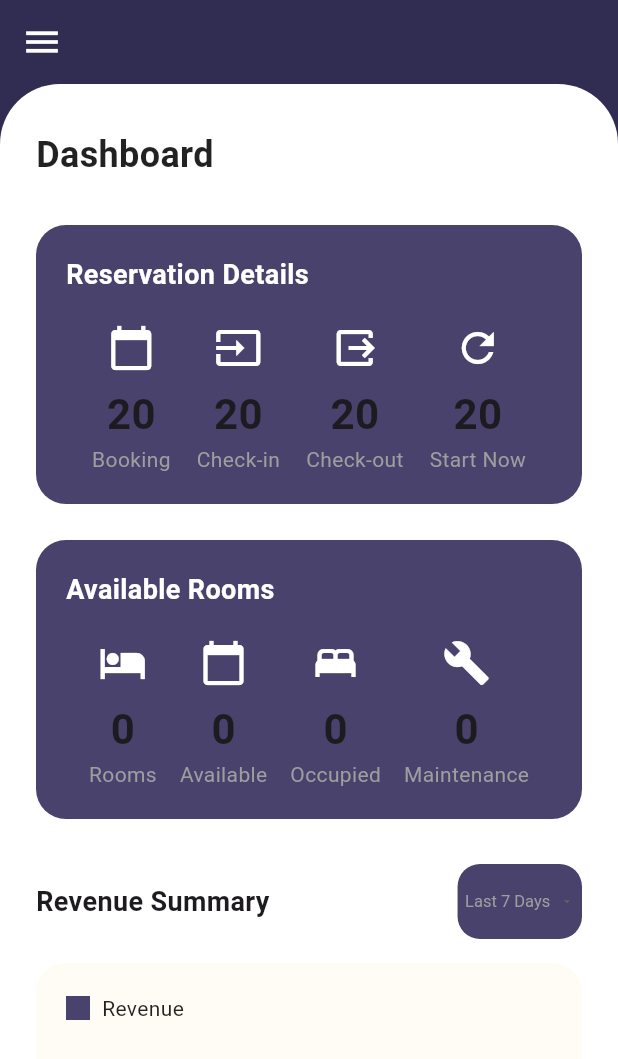
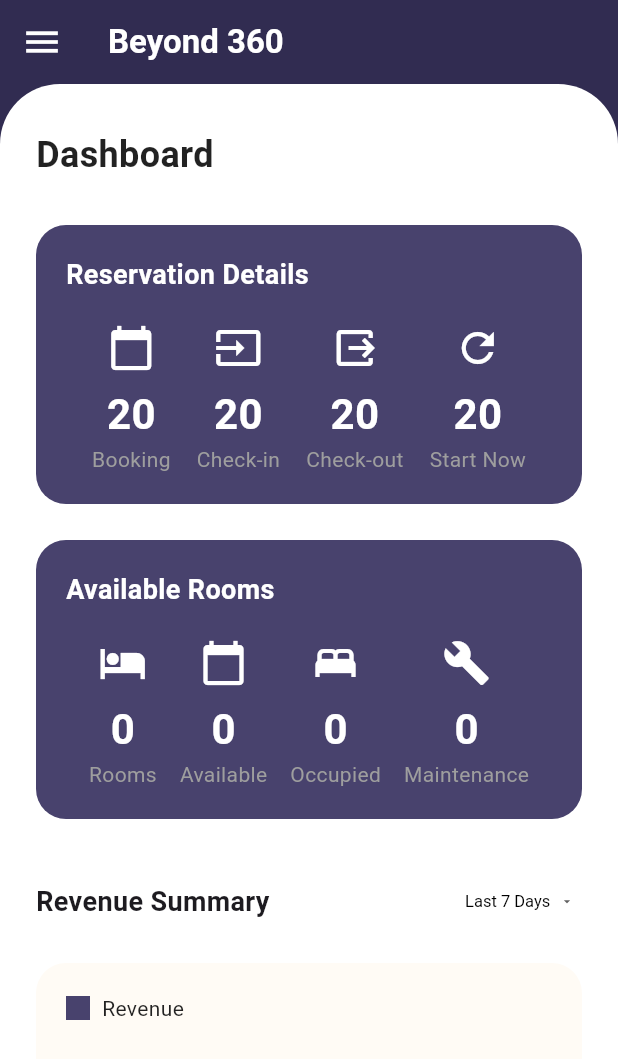
Before and after one commit to admin123KK/hotelowner, a Flutter app: the MainDashboardPage screen opened directly, on a phone screen of 412 x 824 dp. Shown: the top 1059 px of the screen. Run offline on Flutter 3.47's test engine with Material 3 defaults, Android fonts, the phone set to English and light mode, and no system bars; our stand-ins replace shared_preferences; accounts and stored records are empty; network calls fail.

Commit message:
hotel owner

```diff
--- a/lib/dashboardpage.dart
+++ b/lib/dashboardpage.dart
@@ -122,6 +122,11 @@ class _MainDashboardPageState extends State<MainDashboardPage> {
     return Scaffold(
       appBar: _currentPage.runtimeType == DashboardHome
           ? AppBar(
+              title: const Text(
+                'Beyond 360',
+                style:
+                    TextStyle(color: Colors.white, fontWeight: FontWeight.bold),
+              ),
               backgroundColor: const Color(0xFF312C51),
               elevation: 0,
               leading: Builder(
@@ -175,8 +180,7 @@ class _MainDashboardPageState extends State<MainDashboardPage> {
                 ],
               ),
             ),
-            _buildDrawerItem(
-                Icons.dashboard, 'Dashboard', const DashboardHome()),
+            _buildDrawerItem(Icons.dashboard, 'Dashboard', MainDashboardPage()),
             _buildDrawerItem(Icons.hotel, 'Rooms', const RoomsPage()),
             _buildDrawerItem(
                 Icons.receipt_long, 'Transactions', const TransactionsPage()),
@@ -567,13 +571,13 @@ class _DashboardHomeState extends State<DashboardHome> {
                   padding:
                       const EdgeInsets.symmetric(horizontal: 5, vertical: 1),
                   decoration: BoxDecoration(
-                      color: const Color(0xFF48426D),
+                      color: Colors.white,
                       borderRadius: BorderRadius.circular(15)),
                   child: DropdownButtonHideUnderline(
                     child: DropdownButton<String>(
                       value: selectedPeriod,
                       icon: const Icon(Icons.arrow_drop_down, size: 10),
-                      style: const TextStyle(fontSize: 11, color: Colors.grey),
+                      style: const TextStyle(fontSize: 11, color: Colors.black),
                       onChanged: _onPeriodChanged,
                       items: const [
                         DropdownMenuItem(
@@ -670,7 +674,7 @@ class _DashboardHomeState extends State<DashboardHome> {
                               builder: (context) => const TransactionsPage()));
                     },
                     child: const Text('Show All',
-                        style: TextStyle(color: Colors.brown))),
+                        style: TextStyle(color: Color(0xFF312C51)))),
               ],
             ),
             const SizedBox(height: 16),
@@ -714,7 +718,10 @@ class _DashboardHomeState extends State<DashboardHome> {
         Icon(icon, size: 32, color: Colors.white),
         const SizedBox(height: 8),
         Text(count,
-            style: const TextStyle(fontSize: 28, fontWeight: FontWeight.bold)),
+            style: const TextStyle(
+                fontSize: 28,
+                fontWeight: FontWeight.bold,
+                color: Colors.white)),
         Text(label, style: const TextStyle(fontSize: 14, color: Colors.grey)),
       ],
     );
--- a/lib/roompage.dart
+++ b/lib/roompage.dart
@@ -94,9 +94,9 @@ class _RoomsPageState extends State<RoomsPage> {
   @override
   Widget build(BuildContext context) {
     return Scaffold(
-      backgroundColor: const Color(0xFFB1936B),
+      backgroundColor: const Color(0xFF312C51),
       appBar: AppBar(
-        backgroundColor: const Color(0xFFB1936B),
+        backgroundColor: const Color(0xFF312C51),
         elevation: 0,
         automaticallyImplyLeading: false,
         leading: IconButton(
--- a/lib/transctionspage.dart
+++ b/lib/transctionspage.dart
@@ -91,9 +91,9 @@ class _TransactionsPageState extends State<TransactionsPage> {
   @override
   Widget build(BuildContext context) {
     return Scaffold(
-      backgroundColor: const Color(0xFFB1936B),
+      backgroundColor: const Color(0xFF312C51),
       appBar: AppBar(
-        backgroundColor: const Color(0xFFB1936B),
+        backgroundColor: const Color(0xFF312C51),
         elevation: 0,
         leading: IconButton(
           icon: const Icon(Icons.arrow_back, color: Colors.white, size: 28),
```
Also changed, not shown: lib/bookingpage.dart (+9 -5 lines).
